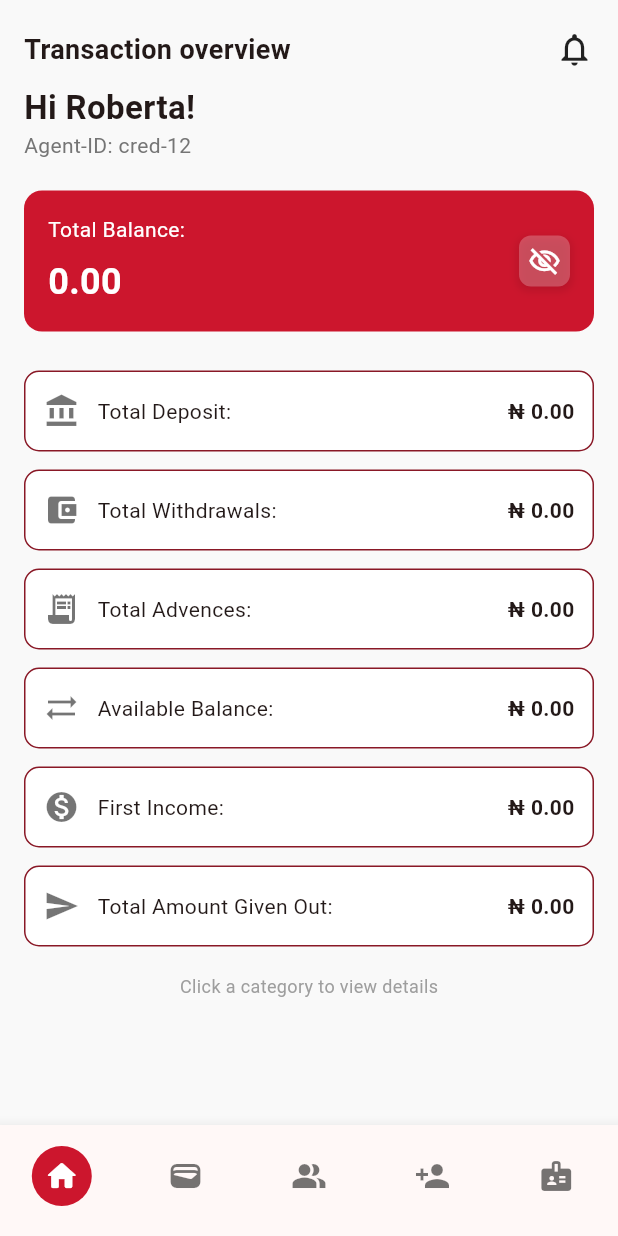
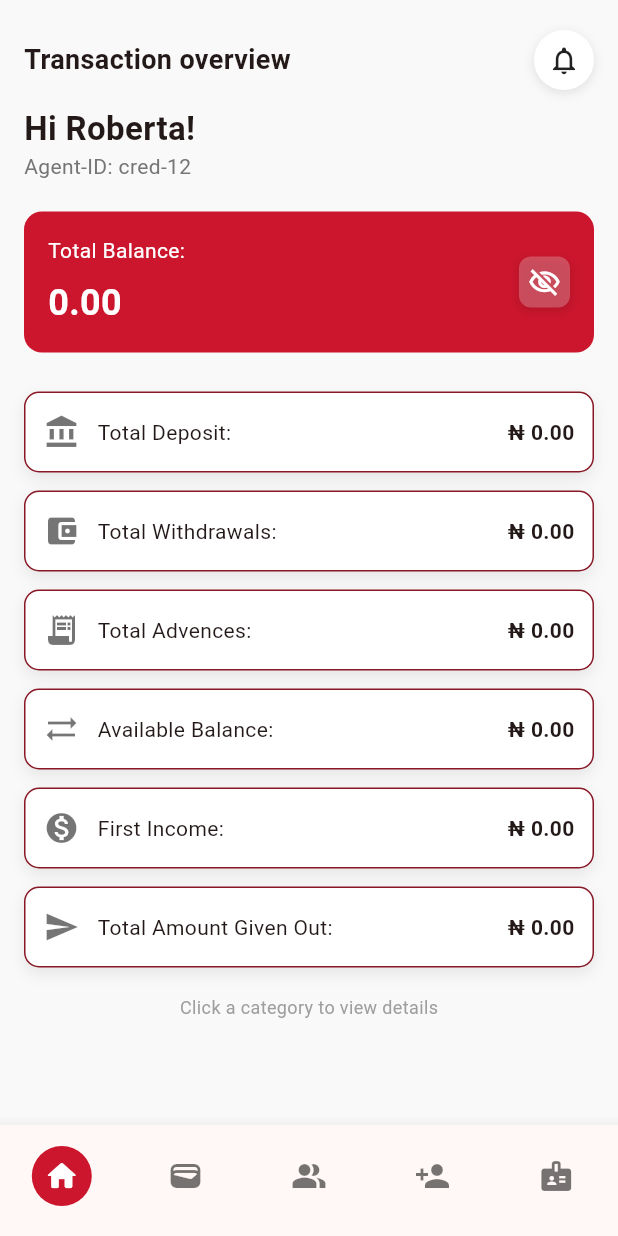
Before and after one commit to Crediometer/agent360, a Flutter app: the MainLayout screen opened by its route, on a phone screen of 412 x 824 dp. Run offline on Flutter 3.47's test engine with Material 3 defaults, Android fonts, the phone set to English and light mode, and no system bars; our stand-ins replace fluttertoast, introduction_screen.

Commit message:
working on dashboard screen and transction history screen

```diff
--- a/lib/screens/DashboardScreen.dart
+++ b/lib/screens/DashboardScreen.dart
@@ -41,14 +41,34 @@ class _DashboardScreenState extends State<DashboardScreen> {
               const SizedBox(height: 20),
               Row(
                 mainAxisAlignment: MainAxisAlignment.spaceBetween,
-                children: const [
-                  Text(
+                children: [
+                  const Text(
                     'Transaction overview',
                     style: TextStyle(fontSize: 18, fontWeight: FontWeight.w600),
                   ),
-                  Icon(Icons.notifications_none, size: 26),
+                  Container(
+                    height: 40,
+                    width: 40,
+                    decoration: BoxDecoration(
+                      color: Colors.white,
+                      shape: BoxShape.circle,
+                      boxShadow: [
+                        BoxShadow(
+                          color: Colors.black.withOpacity(0.1),
+                          blurRadius: 6,
+                          offset: const Offset(0, 2),
+                        ),
+                      ],
+                    ),
+                    child: const Icon(
+                      Icons.notifications_none,
+                      size: 22,
+                      color: Colors.black87,
+                    ),
+                  ),
                 ],
               ),
+
               const SizedBox(height: 10),
               const Text(
                 'Hi Roberta!',
@@ -171,10 +191,15 @@ class _DashboardScreenState extends State<DashboardScreen> {
               child: Container(
                 decoration: BoxDecoration(
                   color: Colors.white,
-                  border: Border.all(
-                    color: const Color(0xFF891826),
-                  ), // 🔴 updated border
+                  border: Border.all(color: const Color(0xFF891826)),
                   borderRadius: BorderRadius.circular(10),
+                  boxShadow: [
+                    BoxShadow(
+                      color: Colors.black.withOpacity(0.08),
+                      blurRadius: 8,
+                      offset: const Offset(0, 4),
+                    ),
+                  ],
                 ),
                 padding: const EdgeInsets.symmetric(
                   horizontal: 12,
--- a/lib/screens/Tabs.dart
+++ b/lib/screens/Tabs.dart
@@ -1,3 +1,4 @@
+import 'package:agent360/screens/deposit_transaction_screen.dart';
 import 'package:flutter/material.dart';
 import 'DashboardScreen.dart';
 
@@ -25,7 +26,13 @@ class MainLayout extends StatefulWidget {
 class _MainLayoutState extends State<MainLayout> {
   int _selectedIndex = 0;
 
-  final List<Widget> _screens = const [DashboardScreen()];
+ final List<Widget> _screens = const [
+  DashboardScreen(),
+  DepositTransactionScreen(),
+  Placeholder(), // Customers
+  Placeholder(), // Agents
+  Placeholder(), // Profile
+];
 
   void _onItemTapped(int index) {
     setState(() {
@@ -58,10 +65,19 @@ class _MainLayoutState extends State<MainLayout> {
       ),
       label: 'Home',
     ),
-    const BottomNavigationBarItem(
-      icon: Icon(Icons.wallet),
-      label: 'Transactions',
+BottomNavigationBarItem(
+  icon: const Icon(Icons.wallet),
+  activeIcon: Container(
+    padding: const EdgeInsets.all(8),
+    decoration: const BoxDecoration(
+      color: Color(0xFFCC162D),
+      shape: BoxShape.circle,
     ),
+    child: const Icon(Icons.wallet, color: Colors.white),
+  ),
+  label: 'Transactions',
+),
+
     const BottomNavigationBarItem(
       icon: Icon(Icons.people_alt),
       label: 'Customers',
--- a/lib/screens/deposits_filtered_result_screen.dart
+++ b/lib/screens/deposits_filtered_result_screen.dart
@@ -52,7 +52,7 @@ class DepositsFilteredResultScreen extends StatelessWidget {
                     ),
                     const SizedBox(width: 8),
                     const Text(
-                      'Deposit  Transaction History',
+                      'Transaction History',
                       style: TextStyle(
                         color: Colors.white,
                         fontSize: 16,
--- a/lib/screens/transaction_detail_filter_screen.dart
+++ b/lib/screens/transaction_detail_filter_screen.dart
@@ -140,7 +140,7 @@ class _TransactionDetailFilterScreenState
                           ),
                           const SizedBox(width: 8),
                           const Text(
-                            'Deposit  Transaction History',
+                            'Transaction History',
                             style: TextStyle(
                               color: Colors.white,
                               fontSize: 16,
```
Also changed, not shown: lib/screens/deposit_transaction_screen.dart (+64 -33 lines).
